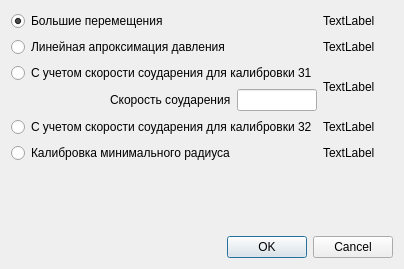
Old version of the form gui/PMDialog.ui in the repository Kroshy1984/MIOM.
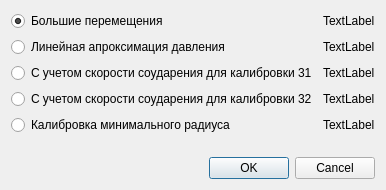
New version of the form.

```diff
--- a/gui/PMDialog.ui
+++ b/gui/PMDialog.ui
@@ -9,8 +9,8 @@
    <rect>
     <x>0</x>
     <y>0</y>
-    <width>404</width>
-    <height>269</height>
+    <width>386</width>
+    <height>190</height>
    </rect>
   </property>
   <property name="windowTitle">
@@ -59,40 +59,6 @@
          </property>
         </widget>
        </item>
-       <item>
-        <layout class="QHBoxLayout" name="horizontalLayout">
-         <item>
-          <spacer name="horizontalSpacer">
-           <property name="orientation">
-            <enum>Qt::Horizontal</enum>
-           </property>
-           <property name="sizeHint" stdset="0">
-            <size>
-             <width>40</width>
-             <height>20</height>
-            </size>
-           </property>
-          </spacer>
-         </item>
-         <item>
-          <widget class="QLabel" name="label">
-           <property name="text">
-            <string>Скорость соударения</string>
-           </property>
-          </widget>
-         </item>
-         <item>
-          <widget class="QLineEdit" name="lineEdit">
-           <property name="maximumSize">
-            <size>
-             <width>80</width>
-             <height>16777215</height>
-            </size>
-           </property>
-          </widget>
-         </item>
-        </layout>
-       </item>
       </layout>
      </item>
      <item row="2" column="1">
```
